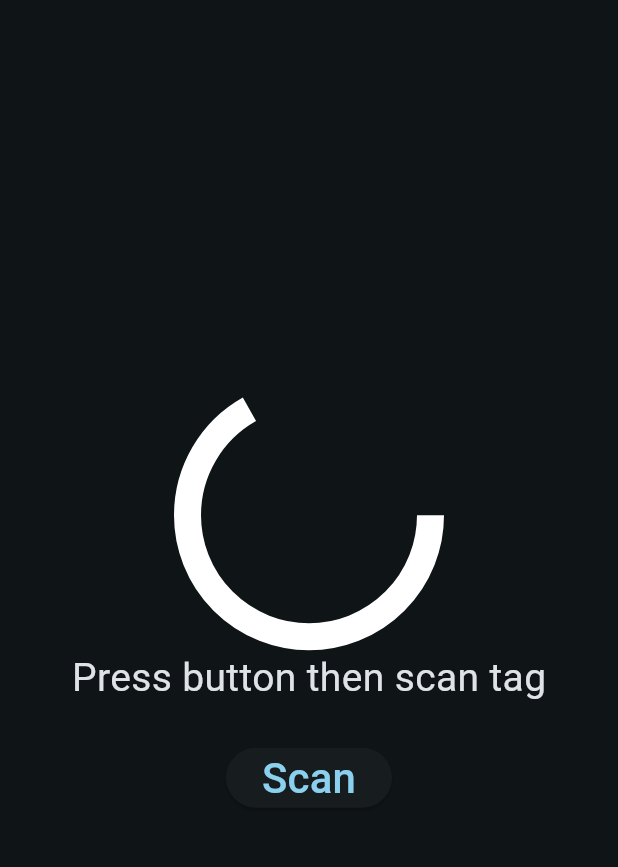
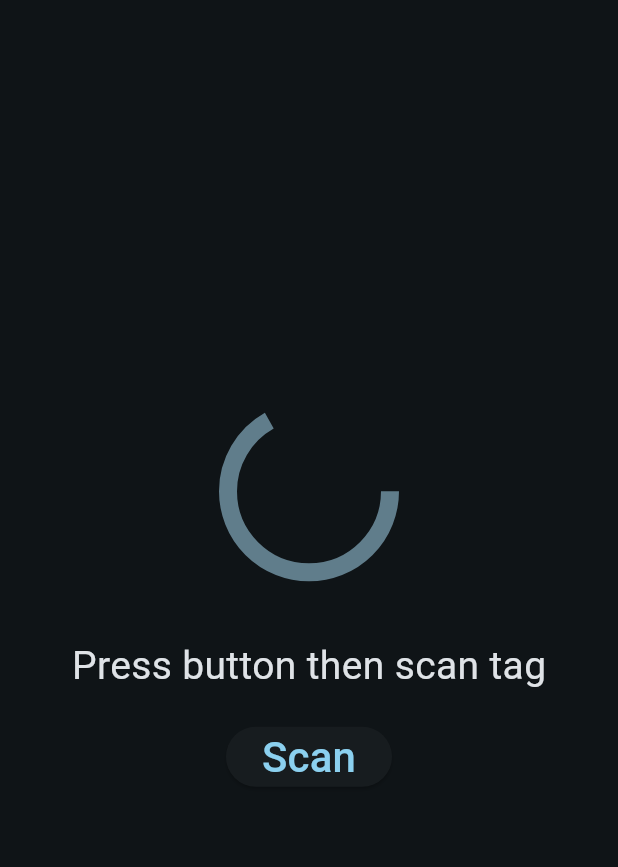
Before and after one commit to danielp1218/YRHacks2025, a Flutter app: the screen it shows after launch, on a phone screen of 412 x 824 dp, the part 63-930 px from its top. Run offline on Flutter 3.47's test engine with Material 3 defaults, Android fonts, the light colour scheme and no system bars; our stand-ins replace loading_animation_widget; missing offline and left inert: nfc_manager.

Commit message:
Add grade and loading animation

```diff
--- a/scanner/lib/components/nfc_scanner.dart
+++ b/scanner/lib/components/nfc_scanner.dart
@@ -31,6 +31,7 @@ class NFCScannerState extends State<NFCScanner> {
       data = "Scan tag";
     });
 
+    try {
       NfcManager.instance.startSession(
         onDiscovered: (NfcTag tag) async {
           final Ndef? ndef = Ndef.from(tag);
@@ -62,12 +63,12 @@ class NFCScannerState extends State<NFCScanner> {
           }
           NfcManager.instance.stopSession();
         },
-      onError: (error) async {
+      );
+    } catch (error) {
       debugPrint("Failed to scan tag $error");
       setState(() => data = "Failed to scan tag");
       setState(() => studentData = null);
-      },
-    );
+    }
   }
 
   @override
@@ -77,15 +78,20 @@ class NFCScannerState extends State<NFCScanner> {
       body: Center(
         child: Column(
           mainAxisAlignment: MainAxisAlignment.center,
+          spacing: 18,
           children: [
             studentData != null
                 ? StudentInfo(studentData: studentData!)
-                : LoadingAnimationWidget.inkDrop(
-                  color: Colors.white,
-                  size: 180,
+                : Column(
+                  children: [
+                    LoadingAnimationWidget.inkDrop(
+                      color: Colors.blueGrey,
+                      size: 120,
+                    ),
+                    SizedBox(height: 20),
+                  ],
                 ),
             Text(data, style: TextStyle(fontSize: 26)),
-            SizedBox(height: 24),
             ElevatedButton(
               onPressed: startNFC,
               child: Text("Scan", style: TextStyle(fontSize: 28)),
--- a/scanner/lib/components/student.dart
+++ b/scanner/lib/components/student.dart
@@ -10,10 +10,12 @@ class StudentInfo extends StatelessWidget {
   @override
   Widget build(BuildContext context) {
     return Column(
+      spacing: 10,
       children: [
         RoundedImage(imageBytes: studentData.imageBytes, radius: 40),
-        SizedBox(height: 18),
+        SizedBox(height: 10),
         Text(studentData.name, style: TextStyle(fontSize: 24)),
+        Text("Grade ${studentData.grade.toString()}", style: TextStyle(fontSize: 24)),
       ],
     );
   }
```
Lines whose indentation alone changed are shown as unchanged.
